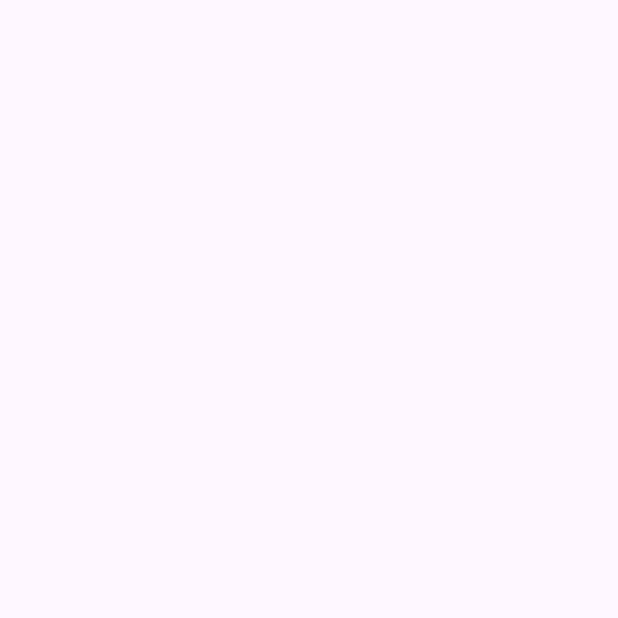
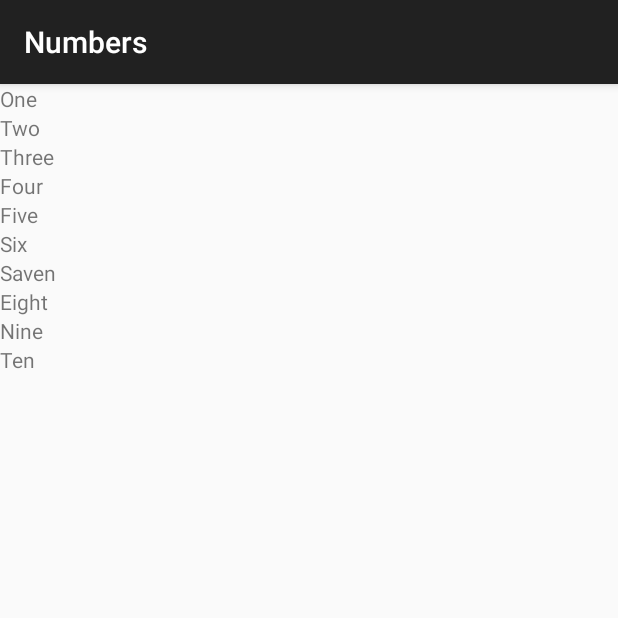
Before and after one commit to SheikhAqibSaeed/LanguagesApp, an Android app: the NumbersActivity screen opened directly, with no data from a screen before it, on a phone screen of 412 x 824 dp, the top half of it. Before the commit the part shown is empty. Run offline under Robolectric (Android 15) with nearby library versions, the phone set to English and light mode, and no system bars.

Commit message:
Added in NumbersActivity and write logic. Added in number xml file and set the rootView. In NumbersActivity added the ArrayList and define. Added different methods in NumbersActivity. Using While loop. Simple method. For Loop.

```diff
--- a/app/src/main/java/com/example/miwokapp/NumbersActivity.java
+++ b/app/src/main/java/com/example/miwokapp/NumbersActivity.java
@@ -3,6 +3,10 @@ package com.example.miwokapp;
 import androidx.appcompat.app.AppCompatActivity;
 
 import android.os.Bundle;
+import android.widget.LinearLayout;
+import android.widget.TextView;
+
+import java.util.ArrayList;
 
 public class NumbersActivity extends AppCompatActivity {
 
@@ -10,5 +14,51 @@ public class NumbersActivity extends AppCompatActivity {
     protected void onCreate(Bundle savedInstanceState) {
         super.onCreate(savedInstanceState);
         setContentView(R.layout.activity_numbers);
+
+        ArrayList<String> words = new ArrayList<String>();
+        words.add("One");
+        words.add("Two");
+        words.add("Three");
+        words.add("Four");
+        words.add("Five");
+        words.add("Six");
+        words.add("Saven");
+        words.add("Eight");
+        words.add("Nine");
+        words.add("Ten");
+
+        LinearLayout rootView = (LinearLayout)findViewById(R.id.rootView);
+
+        //3rd method
+        for (int index=0; index<words.size(); index++){
+            TextView wordsView1 = new TextView(this);
+            wordsView1.setText(words.get(index));
+            rootView.addView(wordsView1);
+        }
+
+//        int index = 0;
+//
+//        // Executing for 2nd method
+//        while (index<words.size()){
+//            TextView wordsView1 = new TextView(this);
+//            wordsView1.setText(words.get(index));
+//            rootView.addView(wordsView1);
+//            index++;
+//        }
+        // Executing for 1s method
+//        TextView wordsView1 = new TextView(this);
+//        wordsView1.setText(words.get(index));
+//        rootView.addView(wordsView1);
+//        index++;
+//
+//        TextView wordsView2 = new TextView(this);
+//        wordsView2.setText(words.get(index));
+//        rootView.addView(wordsView2);
+//        index++;
+//
+//        TextView wordsView3 = new TextView(this);
+//        wordsView3.setText(words.get(index));
+//        rootView.addView(wordsView3);
+//        index++;
     }
 }
--- a/app/src/main/res/layout/activity_numbers.xml
+++ b/app/src/main/res/layout/activity_numbers.xml
@@ -1,9 +1,11 @@
 <?xml version="1.0" encoding="utf-8"?>
-<androidx.constraintlayout.widget.ConstraintLayout xmlns:android="http://schemas.android.com/apk/res/android"
+<LinearLayout xmlns:android="http://schemas.android.com/apk/res/android"
     xmlns:app="http://schemas.android.com/apk/res-auto"
     xmlns:tools="http://schemas.android.com/tools"
     android:layout_width="match_parent"
     android:layout_height="match_parent"
+    android:orientation="vertical"
+    android:id="@+id/rootView"
     tools:context=".NumbersActivity">
 
-</androidx.constraintlayout.widget.ConstraintLayout>
+</LinearLayout>
--- a/app/src/main/res/values/themes.xml
+++ b/app/src/main/res/values/themes.xml
@@ -1,6 +1,6 @@
 <resources xmlns:tools="http://schemas.android.com/tools">
     <!-- Base application theme. -->
-    <style name="Base.Theme.MiwokApp" parent="Theme.Material3.DayNight.NoActionBar">
+    <style name="Base.Theme.MiwokApp" parent="Theme.AppCompat.DayNight.DarkActionBar">
         <!-- Customize your light theme here. -->
         <!-- <item name="colorPrimary">@color/my_light_primary</item> -->
     </style>
```
